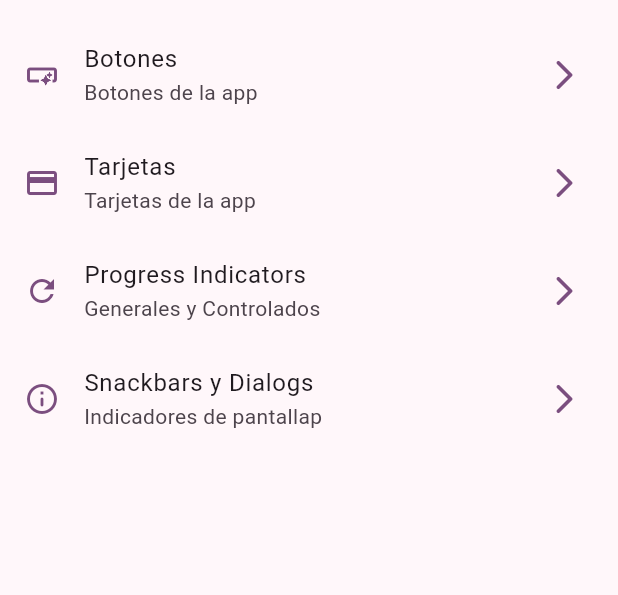
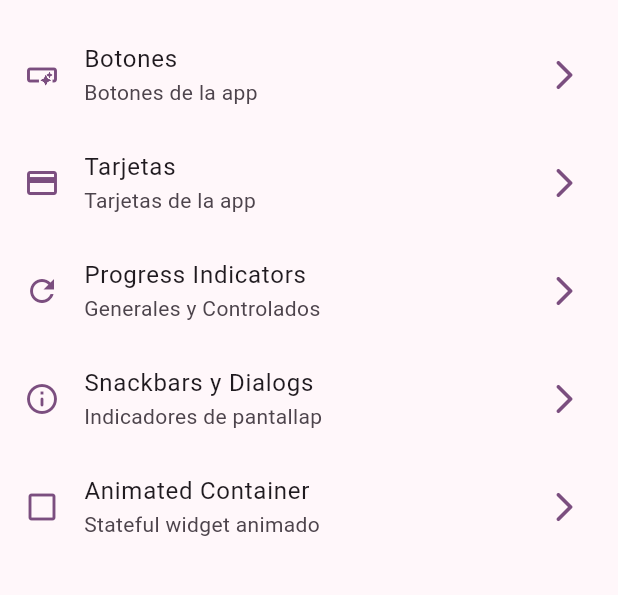
Before and after one commit to SValac/flutter_widgets_app, a Flutter app: the screen it shows after launch, on a phone screen of 412 x 824 dp, the part 63-658 px from its top. Run offline on Flutter 3.47's test engine with Material 3 defaults, Android fonts, the phone set to English and light mode, and no system bars; our stand-ins replace go_router.

Commit message:
feat: add Animated Container menu item and route

```diff
--- a/lib/config/menu/menu_items.dart
+++ b/lib/config/menu/menu_items.dart
@@ -39,4 +39,10 @@ const appMenuItems = <MenuItem>[
     link: '/snackbars',
     icon: Icons.info_outline_rounded,
   ),
+  MenuItem(
+    title: 'Animated Container',
+    subtitle: 'Stateful widget animado',
+    link: '/animated-container',
+    icon: Icons.check_box_outline_blank,
+  ),
 ];
--- a/lib/config/router/app_router.dart
+++ b/lib/config/router/app_router.dart
@@ -30,5 +30,10 @@ final appRouter = GoRouter(
       path: '/snackbars',
       builder: (context, state) => SnackbarScreen(),
     ),
+    GoRoute(
+      name: AnimatedScreen.name,
+      path: '/animated-container',
+      builder: (context, state) => const AnimatedScreen(),
+    ),
   ],
 );
```
